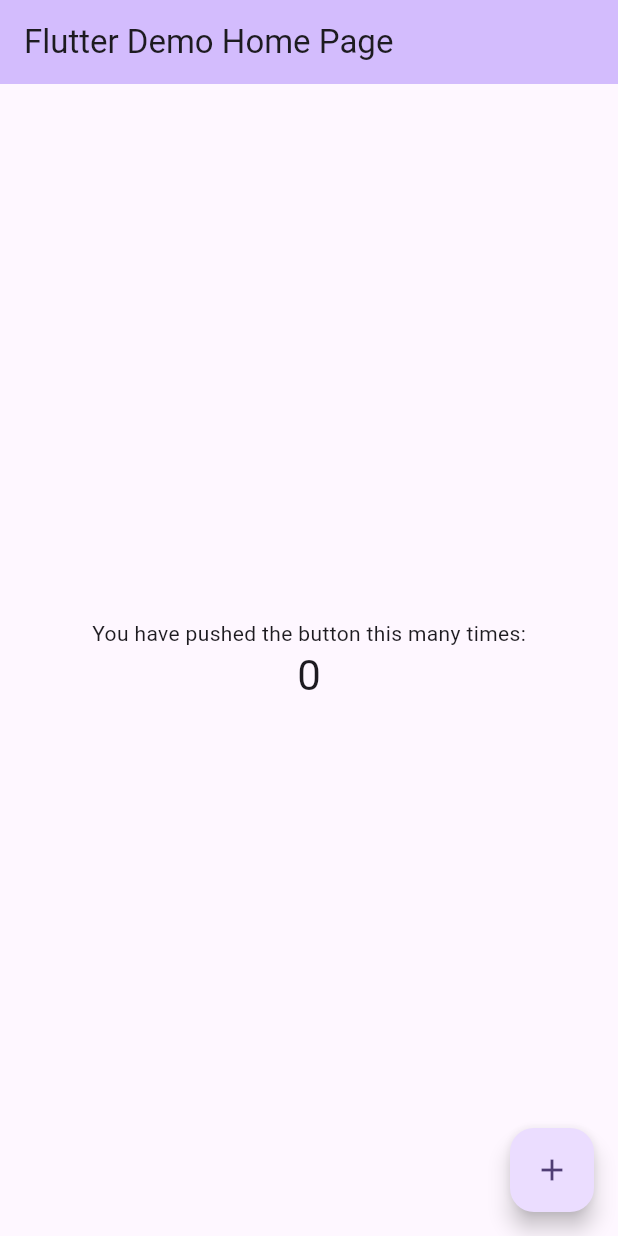
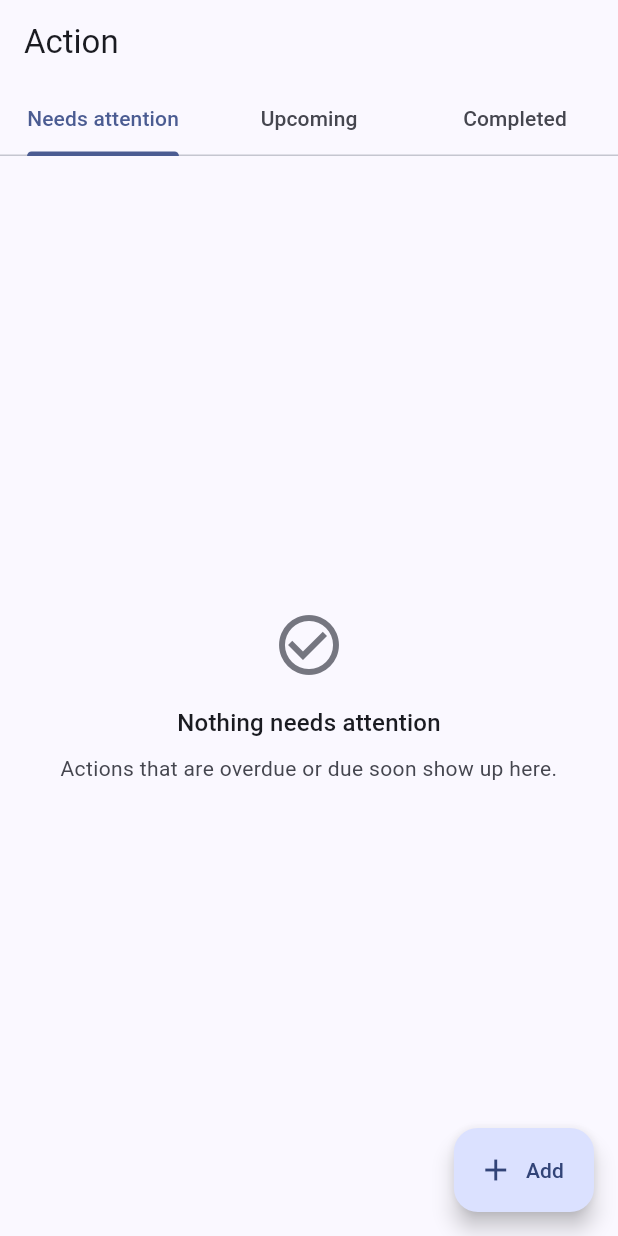
Before and after one commit to e0xsecops/Flutter-Action, a Flutter app: the screen it shows after launch, on a phone screen of 412 x 824 dp. Run offline on Flutter 3.47's test engine with Material 3 defaults, Android fonts, the phone set to English and light mode, and no system bars; our stand-ins replace flutter_riverpod, go_router.

Commit message:
feat: app skeleton - Riverpod scope, go_router, theme, home shell
Structure is feature-first with two layers (data/presentation); no domain tier,
which would be overhead at MVP size.

- lib/app: MaterialApp.router, seeded M3 light+dark theme, GoRouter behind a
  provider so an onboarding/auth redirect can be added without restructuring
- lib/core/result.dart: sealed Ok/Err. Extraction fails in ordinary ways (blurry
  scans, no network); those are values the UI renders, not exceptions
- lib/shared/widgets: Loading/Error/Empty kept distinct so empty is never
  mistaken for broken. ErrorView carries an onManualEntry hook for the product
  rule that manual creation stays available when extraction fails
- lib/features/home: three triage tabs, each with its own empty state
- lib/features/capture: the three inputs listed but disabled, not yet wired

Verified: flutter analyze clean, 3/3 widget tests passing, debug APK installs
and launches on SM G990U with no fatal log entries.

Co-Authored-By: Claude Opus 5 (1M context) <noreply@anthropic.com>

```diff
--- /dev/null
+++ b/lib/app/app.dart
@@ -0,0 +1,20 @@
+import 'package:flutter/material.dart';
+import 'package:flutter_riverpod/flutter_riverpod.dart';
+
+import 'router.dart';
+import 'theme.dart';
+
+class ActionApp extends ConsumerWidget {
+  const ActionApp({super.key});
+
+  @override
+  Widget build(BuildContext context, WidgetRef ref) {
+    return MaterialApp.router(
+      title: 'Action',
+      theme: AppTheme.light(),
+      darkTheme: AppTheme.dark(),
+      routerConfig: ref.watch(routerProvider),
+      debugShowCheckedModeBanner: false,
+    );
+  }
+}
--- /dev/null
+++ b/lib/app/router.dart
@@ -0,0 +1,30 @@
+import 'package:flutter_riverpod/flutter_riverpod.dart';
+import 'package:go_router/go_router.dart';
+
+import '../features/capture/presentation/capture_screen.dart';
+import '../features/home/presentation/home_screen.dart';
+
+/// Route paths in one place so navigation calls are not stringly-typed.
+abstract final class Routes {
+  static const home = '/';
+  static const capture = '/capture';
+}
+
+/// Exposed through Riverpod so later steps can add a redirect that depends on
+/// other providers (for example, sending first-run users to onboarding) without
+/// restructuring the app.
+final routerProvider = Provider<GoRouter>((ref) {
+  return GoRouter(
+    initialLocation: Routes.home,
+    routes: [
+      GoRoute(
+        path: Routes.home,
+        builder: (context, state) => const HomeScreen(),
+      ),
+      GoRoute(
+        path: Routes.capture,
+        builder: (context, state) => const CaptureScreen(),
+      ),
+    ],
+  );
+});
--- /dev/null
+++ b/lib/app/theme.dart
@@ -0,0 +1,54 @@
+import 'package:flutter/material.dart';
+
+/// Colour and typography for the whole app. Kept deliberately thin — a seeded
+/// Material 3 scheme, not a bespoke design system. Visual polish is scheduled
+/// after the core loop works.
+abstract final class AppTheme {
+  /// Blue reads as "informational" rather than urgent, which suits an app that
+  /// mostly shows deadlines the user has not yet acted on.
+  static const _seed = Color(0xFF2563EB);
+
+  static ThemeData light() => _base(Brightness.light);
+
+  static ThemeData dark() => _base(Brightness.dark);
+
+  static ThemeData _base(Brightness brightness) {
+    final scheme = ColorScheme.fromSeed(
+      seedColor: _seed,
+      brightness: brightness,
+    );
+
+    return ThemeData(
+      colorScheme: scheme,
+      scaffoldBackgroundColor: scheme.surface,
+      appBarTheme: AppBarTheme(
+        backgroundColor: scheme.surface,
+        foregroundColor: scheme.onSurface,
+        elevation: 0,
+        scrolledUnderElevation: 2,
+        centerTitle: false,
+      ),
+      cardTheme: CardThemeData(
+        elevation: 0,
+        color: scheme.surfaceContainerLow,
+        shape: RoundedRectangleBorder(
+          borderRadius: BorderRadius.circular(12),
+        ),
+        margin: EdgeInsets.zero,
+      ),
+      filledButtonTheme: FilledButtonThemeData(
+        style: FilledButton.styleFrom(
+          minimumSize: const Size.fromHeight(48),
+        ),
+      ),
+      inputDecorationTheme: InputDecorationTheme(
+        border: OutlineInputBorder(
+          borderRadius: BorderRadius.circular(12),
+        ),
+      ),
+      listTileTheme: const ListTileThemeData(
+        contentPadding: EdgeInsets.symmetric(horizontal: 16, vertical: 4),
+      ),
+    );
+  }
+}
--- /dev/null
+++ b/lib/features/home/presentation/home_screen.dart
@@ -0,0 +1,57 @@
+import 'package:flutter/material.dart';
+import 'package:go_router/go_router.dart';
+
+import '../../../app/router.dart';
+import '../../../shared/widgets/empty_view.dart';
+
+/// The three buckets the user triages from.
+///
+/// No data source yet — each tab renders its empty state until action
+/// persistence lands. The shell exists first so the navigation and the tab
+/// semantics can be checked on a real device before any storage work.
+class HomeScreen extends StatelessWidget {
+  const HomeScreen({super.key});
+
+  @override
+  Widget build(BuildContext context) {
+    return DefaultTabController(
+      length: 3,
+      child: Scaffold(
+        appBar: AppBar(
+          title: const Text('Action'),
+          bottom: const TabBar(
+            tabs: [
+              Tab(text: 'Needs attention'),
+              Tab(text: 'Upcoming'),
+              Tab(text: 'Completed'),
+            ],
+          ),
+        ),
+        body: const TabBarView(
+          children: [
+            EmptyView(
+              icon: Icons.check_circle_outline,
+              title: 'Nothing needs attention',
+              message: 'Actions that are overdue or due soon show up here.',
+            ),
+            EmptyView(
+              icon: Icons.event_outlined,
+              title: 'Nothing upcoming',
+              message: 'Confirmed actions with a future due date show up here.',
+            ),
+            EmptyView(
+              icon: Icons.inventory_2_outlined,
+              title: 'Nothing completed yet',
+              message: 'Actions you finish are kept here.',
+            ),
+          ],
+        ),
+        floatingActionButton: FloatingActionButton.extended(
+          onPressed: () => context.push(Routes.capture),
+          icon: const Icon(Icons.add),
+          label: const Text('Add'),
+        ),
+      ),
+    );
+  }
+}
--- a/lib/main.dart
+++ b/lib/main.dart
@@ -1,122 +1,8 @@
 import 'package:flutter/material.dart';
+import 'package:flutter_riverpod/flutter_riverpod.dart';
+
+import 'app/app.dart';
 
 void main() {
-  runApp(const MyApp());
+  runApp(const ProviderScope(child: ActionApp()));
 }
-
-class MyApp extends StatelessWidget {
-  const MyApp({super.key});
-
-  // This widget is the root of your application.
-  @override
-  Widget build(BuildContext context) {
-    return MaterialApp(
-      title: 'Flutter Demo',
-      theme: ThemeData(
-        // This is the theme of your application.
-        //
-        // TRY THIS: Try running your application with "flutter run". You'll see
-        // the application has a purple toolbar. Then, without quitting the app,
-        // try changing the seedColor in the colorScheme below to Colors.green
-        // and then invoke "hot reload" (save your changes or press the "hot
-        // reload" button in a Flutter-supported IDE, or press "r" if you used
-        // the command line to start the app).
-        //
-        // Notice that the counter didn't reset back to zero; the application
-        // state is not lost during the reload. To reset the state, use hot
-        // restart instead.
-        //
-        // This works for code too, not just values: Most code changes can be
-        // tested with just a hot reload.
-        colorScheme: .fromSeed(seedColor: Colors.deepPurple),
-      ),
-      home: const MyHomePage(title: 'Flutter Demo Home Page'),
-    );
-  }
-}
-
-class MyHomePage extends StatefulWidget {
-  const MyHomePage({super.key, required this.title});
-
-  // This widget is the home page of your application. It is stateful, meaning
-  // that it has a State object (defined below) that contains fields that affect
-  // how it looks.
-
-  // This class is the configuration for the state. It holds the values (in this
-  // case the title) provided by the parent (in this case the App widget) and
-  // used by the build method of the State. Fields in a Widget subclass are
-  // always marked "final".
-
-  final String title;
-
-  @override
-  State<MyHomePage> createState() => _MyHomePageState();
-}
-
-class _MyHomePageState extends State<MyHomePage> {
-  int _counter = 0;
-
-  void _incrementCounter() {
-    setState(() {
-      // This call to setState tells the Flutter framework that something has
-      // changed in this State, which causes it to rerun the build method below
-      // so that the display can reflect the updated values. If we changed
-      // _counter without calling setState(), then the build method would not be
-      // called again, and so nothing would appear to happen.
-      _counter++;
-    });
-  }
-
-  @override
-  Widget build(BuildContext context) {
-    // This method is rerun every time setState is called, for instance as done
-    // by the _incrementCounter method above.
-    //
-    // The Flutter framework has been optimized to make rerunning build methods
-    // fast, so that you can just rebuild anything that needs updating rather
-    // than having to individually change instances of widgets.
-    return Scaffold(
-      appBar: AppBar(
-        // TRY THIS: Try changing the color here to a specific color (to
-        // Colors.amber, perhaps?) and trigger a hot reload to see the AppBar
-        // change color while the other colors stay the same.
-        backgroundColor: Theme.of(context).colorScheme.inversePrimary,
-        // Here we take the value from the MyHomePage object that was created by
-        // the App.build method, and use it to set our appbar title.
-        title: Text(widget.title),
-      ),
-      body: Center(
-        // Center is a layout widget. It takes a single child and positions it
-        // in the middle of the parent.
-        child: Column(
-          // Column is also a layout widget. It takes a list of children and
-          // arranges them vertically. By default, it sizes itself to fit its
-          // children horizontally, and tries to be as tall as its parent.
-          //
-          // Column has various properties to control how it sizes itself and
-          // how it positions its children. Here we use mainAxisAlignment to
-          // center the children vertically; the main axis here is the vertical
-          // axis because Columns are vertical (the cross axis would be
-          // horizontal).
-          //
-          // TRY THIS: Invoke "debug painting" (choose the "Toggle Debug Paint"
-          // action in the IDE, or press "p" in the console), to see the
-          // wireframe for each widget.
-          mainAxisAlignment: .center,
-          children: [
-            const Text('You have pushed the button this many times:'),
-            Text(
-              '$_counter',
-              style: Theme.of(context).textTheme.headlineMedium,
-            ),
-          ],
-        ),
-      ),
-      floatingActionButton: FloatingActionButton(
-        onPressed: _incrementCounter,
-        tooltip: 'Increment',
-        child: const Icon(Icons.add),
-      ),
-    );
-  }
-}
--- /dev/null
+++ b/lib/shared/widgets/empty_view.dart
@@ -0,0 +1,56 @@
+import 'package:flutter/material.dart';
+
+/// Shown when a list legitimately has nothing in it — distinct from loading and
+/// from failure, which have their own views. Keeping the three separate stops
+/// "empty" from being mistaken for "broken".
+class EmptyView extends StatelessWidget {
+  const EmptyView({
+    required this.icon,
+    required this.title,
+    this.message,
+    this.action,
+    super.key,
+  });
+
+  final IconData icon;
+  final String title;
+  final String? message;
+  final Widget? action;
+
+  @override
+  Widget build(BuildContext context) {
+    final theme = Theme.of(context);
+
+    return Center(
+      child: Padding(
+        padding: const EdgeInsets.all(32),
+        child: Column(
+          mainAxisAlignment: MainAxisAlignment.center,
+          children: [
+            Icon(icon, size: 48, color: theme.colorScheme.outline),
+            const SizedBox(height: 16),
+            Text(
+              title,
+              style: theme.textTheme.titleMedium,
+              textAlign: TextAlign.center,
+            ),
+            if (message != null) ...[
+              const SizedBox(height: 8),
+              Text(
+                message!,
+                style: theme.textTheme.bodyMedium?.copyWith(
+                  color: theme.colorScheme.onSurfaceVariant,
+                ),
+                textAlign: TextAlign.center,
+              ),
+            ],
+            if (action != null) ...[
+              const SizedBox(height: 24),
+              action!,
+            ],
+          ],
+        ),
+      ),
+    );
+  }
+}
```
Also changed, not shown: lib/core/result.dart (added, +29 -0 lines), lib/features/capture/presentation/capture_screen.dart (added, +71 -0 lines), lib/shared/widgets/error_view.dart (added, +64 -0 lines), lib/shared/widgets/loading_view.dart (added, +36 -0 lines), 1 other file.
